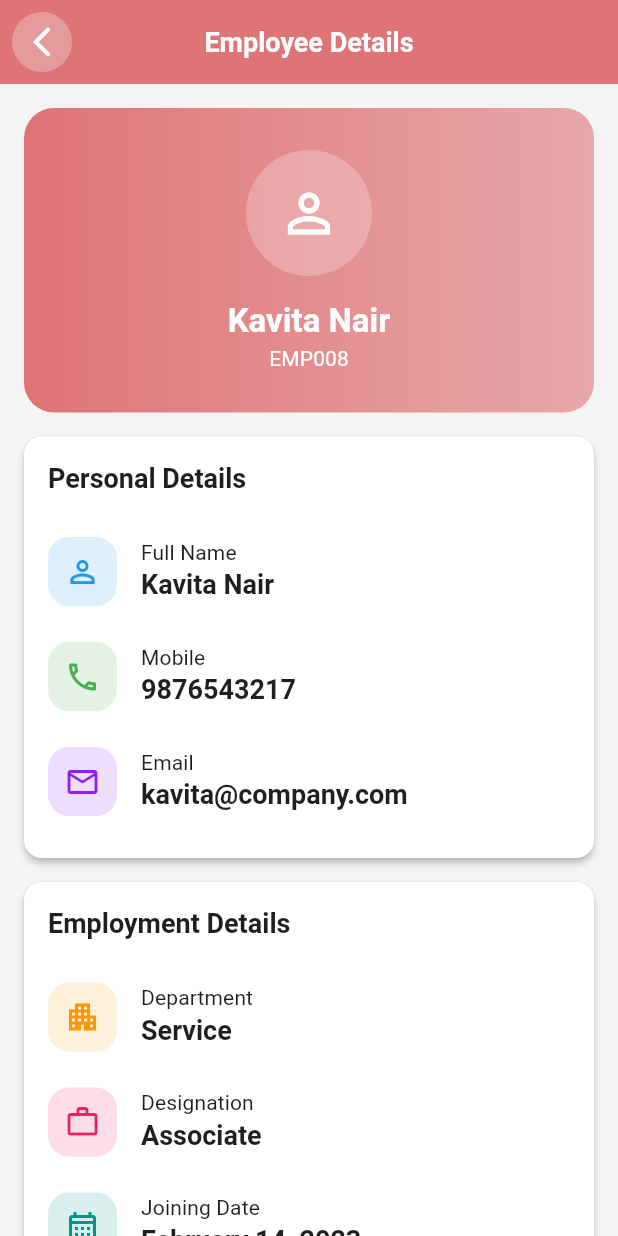
After one commit to youngbrainz-manish/HRMS-YB, a Flutter app: the HrEmployeeScreen screen opened by its route, after a tap on "Rahul Sharma", on a phone screen of 412 x 824 dp. The commit adds this screen. Run offline on Flutter 3.47's test engine with Material 3 defaults, Android fonts, the phone set to English and light mode, and no system bars; our stand-ins replace flutter_svg, go_router, image_picker; accounts and stored records are empty.

Commit message:
employee details screen ui with dummy data

```diff
--- a/lib/core/router/app_router.dart
+++ b/lib/core/router/app_router.dart
@@ -16,6 +16,7 @@ import 'package:hrms_yb/features/dashboard/hr/dashboard/hr_dashboard_provider.da
 import 'package:hrms_yb/features/dashboard/hr/dashboard/hr_dashboard_screen.dart';
 import 'package:hrms_yb/features/dashboard/hr/screens/attendance/hr_attendance_screen.dart';
 import 'package:hrms_yb/features/dashboard/hr/screens/employee/add_employee_screen.dart';
+import 'package:hrms_yb/features/dashboard/hr/screens/employee/details/employee_details_screen.dart';
 import 'package:hrms_yb/features/dashboard/hr/screens/employee/hr_employee_screen.dart';
 import 'package:hrms_yb/features/dashboard/hr/screens/home/hr_home_screen.dart';
 import 'package:hrms_yb/features/dashboard/hr/screens/leave/hr_leave_screen.dart';
@@ -47,6 +48,7 @@ class AppRouter {
   static const hrLeaveScreenRoute = '/hrLeaveScreen';
   static const hrPayrollScreenRoute = '/hrPayrollScreen';
   static const addEmployeeScreenRoute = '/addEmployeeScreen';
+  static const employeeDetailsScreenRoute = '/employeeDetailsScreen';
 
   static GoRouter router = GoRouter(
     navigatorKey: rootNavigatorKey,
@@ -61,6 +63,7 @@ class AppRouter {
       GoRoute(path: forgotPinRoute, builder: (context, state) => const ForgotPinScreen()),
       GoRoute(path: leaveFormScreenRoute, builder: (context, state) => const LeaveFormScreen()),
       GoRoute(path: addEmployeeScreenRoute, builder: (context, state) => const AddEmployeeScreen()),
+      GoRoute(path: employeeDetailsScreenRoute, builder: (context, state) => const EmployeeDetailsScreen()),
 
       ((AppGlobals().userModel.role == UserRole.employee))
           ? ShellRoute(
--- /dev/null
+++ b/lib/features/dashboard/hr/screens/employee/details/employee_details_provider.dart
@@ -0,0 +1,24 @@
+import 'package:flutter/material.dart';
+
+class EmployeeDetailsProvider extends ChangeNotifier {
+  final BuildContext context;
+
+  EmployeeDetailsProvider({required this.context}) {
+    WidgetsBinding.instance.addPostFrameCallback((_) {
+      _init();
+    });
+  }
+
+  void _init() {
+    notifyListeners();
+  }
+}
+
+class DetailItem {
+  final IconData icon;
+  final Color color;
+  final String label;
+  final String value;
+
+  DetailItem({required this.icon, required this.color, required this.label, required this.value});
+}
--- /dev/null
+++ b/lib/features/dashboard/hr/screens/employee/details/employee_details_screen.dart
@@ -0,0 +1,228 @@
+import 'package:flutter/material.dart';
+import 'package:go_router/go_router.dart';
+import 'package:hrms_yb/core/theme/app_colors.dart';
+import 'package:hrms_yb/features/dashboard/hr/screens/employee/details/employee_details_provider.dart';
+import 'package:hrms_yb/shared/utils/app_text_style.dart';
+import 'package:hrms_yb/shared/widgets/common_widget.dart';
+import 'package:provider/provider.dart';
+
+class EmployeeDetailsScreen extends StatelessWidget {
+  const EmployeeDetailsScreen({super.key});
+
+  @override
+  Widget build(BuildContext context) {
+    return ChangeNotifierProvider(
+      create: (_) => EmployeeDetailsProvider(context: context),
+      child: Consumer<EmployeeDetailsProvider>(
+        builder: (context, provider, child) {
+          return Scaffold(
+            appBar: AppBar(
+              leading: CommonWidget().backButton(onTap: () => GoRouter.of(context).pop()),
+              title: Text(
+                "Employee Details",
+                style: AppTextStyle().titleTextStyle(context: context, color: AppColors.whiteColor),
+              ),
+            ),
+            body: _buildBody(context: context, provider: provider),
+          );
+        },
+      ),
+    );
+  }
+
+  Widget _buildBody({required BuildContext context, required EmployeeDetailsProvider provider}) {
+    return SingleChildScrollView(
+      padding: const EdgeInsets.all(16),
+      child: Column(
+        children: [
+          _EmployeeHeaderCard(),
+          const SizedBox(height: 16),
+          _PersonalDetailsCard(),
+          const SizedBox(height: 16),
+          _EmploymentDetailsCard(),
+          const SizedBox(height: 16),
+          GestureDetector(onTap: () {}, child: _DeactivateButton()),
+          const SizedBox(height: 16),
+        ],
+      ),
+    );
+  }
+}
+
+class _EmployeeHeaderCard extends StatelessWidget {
+  const _EmployeeHeaderCard();
+
+  @override
+  Widget build(BuildContext context) {
+    return Container(
+      width: double.infinity,
+      padding: const EdgeInsets.symmetric(vertical: 28),
+      decoration: BoxDecoration(
+        borderRadius: BorderRadius.circular(20),
+        gradient: LinearGradient(colors: [AppColors.primaryColor, AppColors.primaryColor.withValues(alpha: 0.6)]),
+      ),
+      child: Column(
+        children: [
+          CircleAvatar(
+            radius: 42,
+            backgroundColor: Colors.white24,
+            child: Icon(Icons.person_outline, size: 42, color: Colors.white),
+          ),
+          const SizedBox(height: 16),
+
+          Text(
+            "Kavita Nair",
+            style: AppTextStyle().titleTextStyle(context: context, color: AppColors.whiteColor, fontSize: 22),
+          ),
+
+          const SizedBox(height: 4),
+          Text(
+            "EMP008",
+            style: AppTextStyle().lableTextStyle(context: context, color: AppColors.whiteColor),
+          ),
+
+          // const SizedBox(height: 16),
+          // Container(
+          //   padding: const EdgeInsets.symmetric(horizontal: 18, vertical: 6),
+          //   decoration: BoxDecoration(
+          //     color: AppColors.whiteColor.withValues(alpha: 0.15),
+          //     borderRadius: BorderRadius.circular(20),
+          //     border: Border.all(color: AppColors.greyColor),
+          //   ),
+          //   child: Text("Active", style: AppTextStyle().subTitleTextStyle(context: context)),
+          // ),
+        ],
+      ),
+    );
+  }
+}
+
+class DetailCard extends StatelessWidget {
+  final String title;
+  final List<DetailItem> items;
+
+  const DetailCard({super.key, required this.title, required this.items});
+
+  @override
+  Widget build(BuildContext context) {
+    return Card(
+      margin: EdgeInsets.all(0),
+      child: Container(
+        padding: const EdgeInsets.all(16),
+        child: Column(
+          crossAxisAlignment: CrossAxisAlignment.start,
+          children: [
+            Text(title, style: AppTextStyle().titleTextStyle(context: context)),
+            const SizedBox(height: 16),
+            ...items.map((e) => _DetailTile(item: e)),
+          ],
+        ),
+      ),
+    );
+  }
+}
+
+class _DetailTile extends StatelessWidget {
+  final DetailItem item;
+
+  const _DetailTile({required this.item});
+
+  @override
+  Widget build(BuildContext context) {
+    return Padding(
+      padding: const EdgeInsets.symmetric(vertical: 12),
+      child: Row(
+        children: [
+          Container(
+            height: 46,
+            width: 46,
+            decoration: BoxDecoration(
+              color: item.color.withValues(alpha: .15),
+              borderRadius: BorderRadius.circular(14),
+            ),
+            child: Icon(item.icon, color: item.color),
+          ),
+          const SizedBox(width: 16),
+          Column(
+            crossAxisAlignment: CrossAxisAlignment.start,
+            children: [
+              Text(item.label, style: AppTextStyle().lableTextStyle(context: context)),
+              const SizedBox(height: 2),
+              Text(item.value, style: AppTextStyle().titleTextStyle(context: context)),
+            ],
+          ),
+        ],
+      ),
+    );
+  }
+}
+
+class _PersonalDetailsCard extends StatelessWidget {
+  const _PersonalDetailsCard();
+
+  @override
+  Widget build(BuildContext context) {
+    return DetailCard(
+      title: "Personal Details",
+      items: [
+        DetailItem(icon: Icons.person_outline, color: AppColors.holidayColor, label: "Full Name", value: "Kavita Nair"),
+        DetailItem(icon: Icons.phone_outlined, color: AppColors.successPrimary, label: "Mobile", value: "9876543217"),
+        DetailItem(
+          icon: Icons.email_outlined,
+          color: AppColors.primaryPurpleColor,
+          label: "Email",
+          value: "kavita@company.com",
+        ),
+      ],
+    );
+  }
+}
+
+class _EmploymentDetailsCard extends StatelessWidget {
+  const _EmploymentDetailsCard();
+
+  @override
+  Widget build(BuildContext context) {
+    return DetailCard(
+      title: "Employment Details",
+      items: [
+        DetailItem(icon: Icons.apartment_outlined, color: Colors.orange, label: "Department", value: "Service"),
+        DetailItem(icon: Icons.work_outline, color: Colors.pink, label: "Designation", value: "Associate"),
+        DetailItem(
+          icon: Icons.calendar_month_outlined,
+          color: Colors.teal,
+          label: "Joining Date",
+          value: "February 14, 2023",
+        ),
+        DetailItem(icon: Icons.badge_outlined, color: Colors.indigo, label: "Employee Type", value: "Permanent"),
+      ],
+    );
+  }
+}
+
+class _DeactivateButton extends StatelessWidget {
+  const _DeactivateButton();
+
+  @override
+  Widget build(BuildContext context) {
+    return Card(
+      margin: EdgeInsets.all(0),
+      child: Container(
+        padding: const EdgeInsets.symmetric(vertical: 16, horizontal: 18),
+        child: Row(
+          children: [
+            CircleAvatar(
+              backgroundColor: AppColors.errorColor.withValues(alpha: 0.25),
+              child: Icon(Icons.toggle_off, color: AppColors.errorColor),
+            ),
+            SizedBox(width: 14),
+            Text(
+              "Deactivate Employee",
+              style: AppTextStyle().titleTextStyle(context: context, color: AppColors.errorColor),
+            ),
+          ],
+        ),
+      ),
+    );
+  }
+}
--- a/lib/features/dashboard/hr/screens/employee/hr_employee_screen.dart
+++ b/lib/features/dashboard/hr/screens/employee/hr_employee_screen.dart
@@ -72,7 +72,12 @@ class _HrEmployeeScreenState extends State<HrEmployeeScreen> {
         const SizedBox(height: 16),
 
         ...provider.employees.map((e) {
-          return EmployeeCard(employee: e);
+          return GestureDetector(
+            onTap: () async {
+              await GoRouter.of(context).push(AppRouter.employeeDetailsScreenRoute);
+            },
+            child: EmployeeCard(employee: e),
+          );
         }),
       ],
     );
--- a/lib/features/dashboard/hr/screens/home/hr_home_screen.dart
+++ b/lib/features/dashboard/hr/screens/home/hr_home_screen.dart
@@ -1,7 +1,6 @@
 import 'package:flutter/material.dart';
 import 'package:go_router/go_router.dart';
 import 'package:hrms_yb/core/router/app_router.dart';
-import 'package:hrms_yb/core/theme/app_colors.dart';
 import 'package:hrms_yb/features/dashboard/hr/dashboard/hr_dashboard_provider.dart';
 import 'package:hrms_yb/features/dashboard/hr/screens/home/hr_home_provider.dart';
 import 'package:hrms_yb/shared/utils/app_text_style.dart';
```
